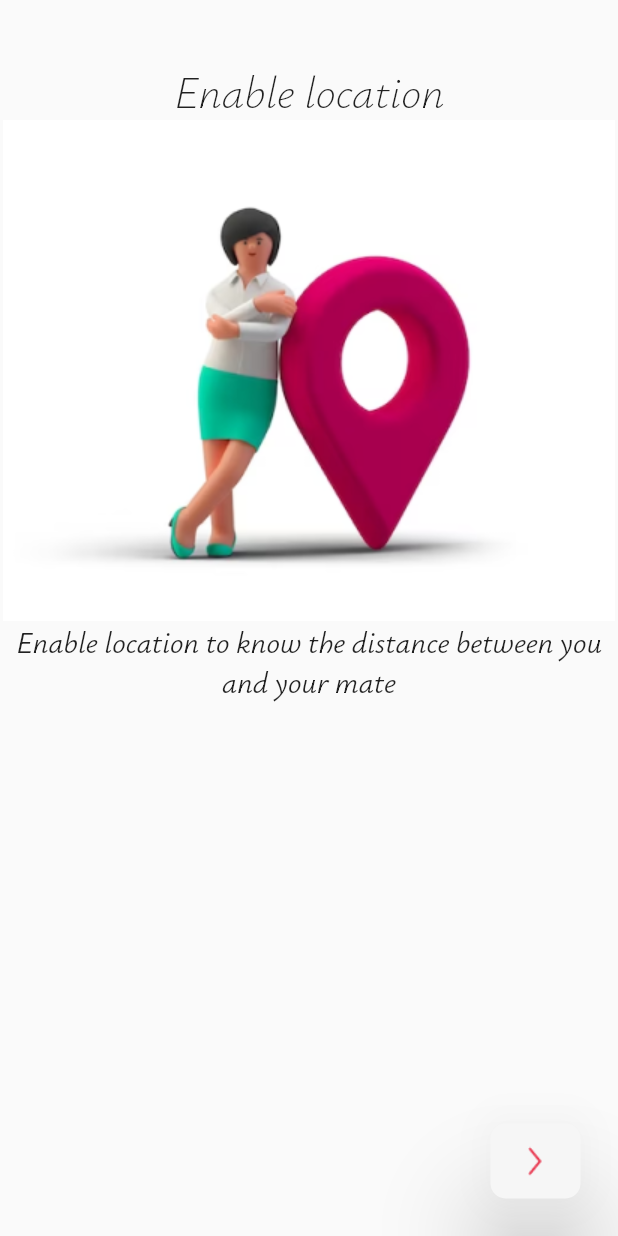
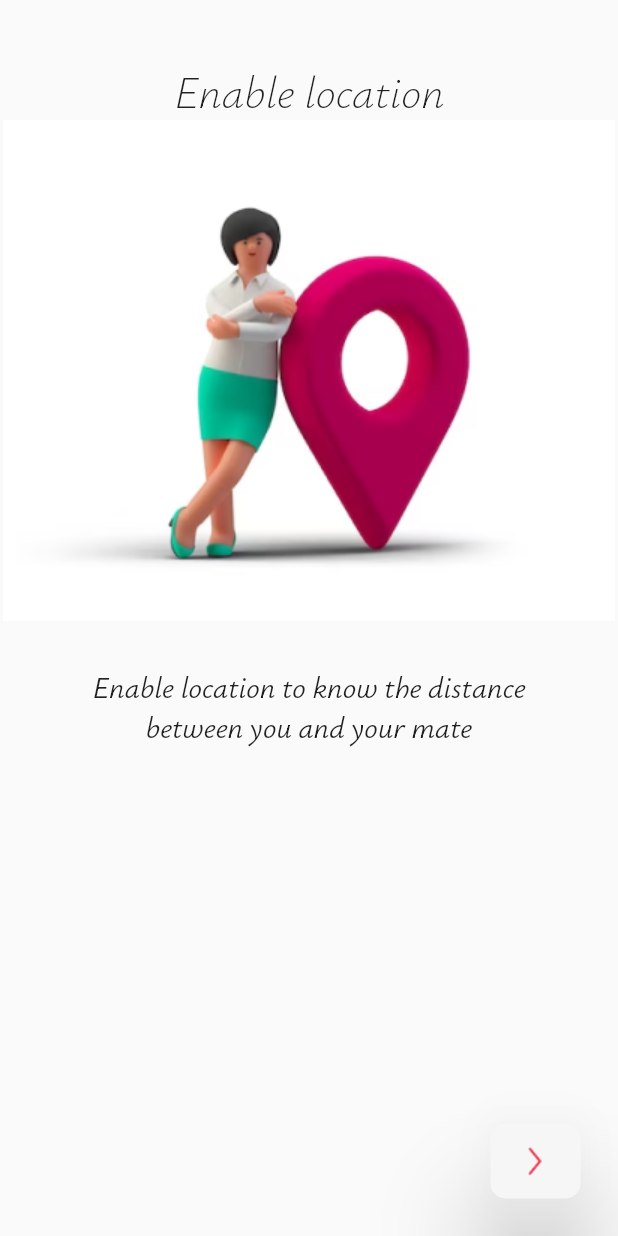
Before and after one commit to saranvlmna/hyfy.app-client, a Flutter app: the EnableLocationWarningScreen screen opened directly, on a phone screen of 412 x 824 dp. Run offline on Flutter 3.47's test engine with Material 2 defaults, Android fonts, the phone set to English and light mode, and no system bars.

Commit message:
text updated

```diff
--- a/lib/components/auth/enableLocationWarningScreen.dart
+++ b/lib/components/auth/enableLocationWarningScreen.dart
@@ -29,13 +29,16 @@ class EnableLocationWarningScreen extends StatelessWidget {
                     'assets/images/enablelocation.png',
                     alignment: Alignment.topRight,
                   ),
-                  const Text(
+                  Container(
+                    padding: EdgeInsets.all(30),
+                    child: const Text(
                       'Enable location to know the distance between you and your mate ',
                       style: TextStyle(
                           fontSize: 20,
                           fontWeight: FontWeight.normal,
                           fontFamily: 'Ysabeau'),
                       textAlign: TextAlign.center,
+                    ),
                   ),
                   Container(height: 80.0),
                 ],
--- a/lib/components/auth/enableNotificationWarningScreen.dart
+++ b/lib/components/auth/enableNotificationWarningScreen.dart
@@ -30,13 +30,16 @@ class EnableNotificationWarningScreen extends StatelessWidget {
                     'assets/images/notification.png',
                     alignment: Alignment.topRight,
                   ),
-                  const Text(
+                  Container(
+                    padding: EdgeInsets.all(30),
+                    child: const Text(
                       'Get push-notification when you get the match or receive a message. ',
                       style: TextStyle(
                           fontSize: 20,
                           fontWeight: FontWeight.normal,
                           fontFamily: 'Ysabeau'),
                       textAlign: TextAlign.center,
+                    ),
                   ),
                   Container(height: 80.0),
                 ],
```
Lines whose indentation alone changed are shown as unchanged.
